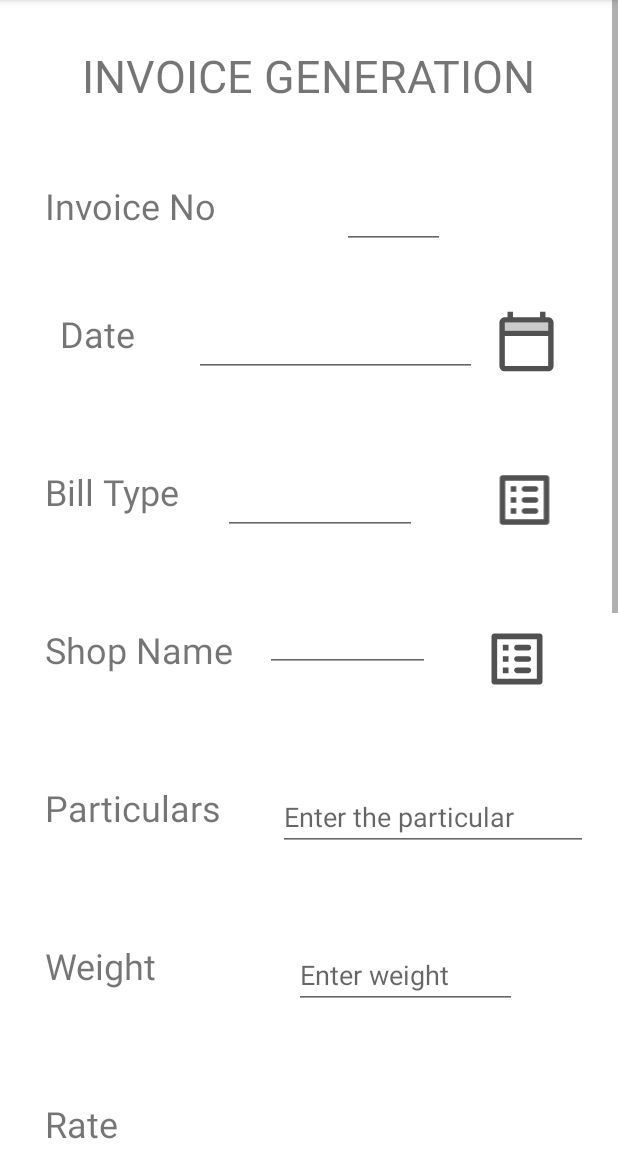
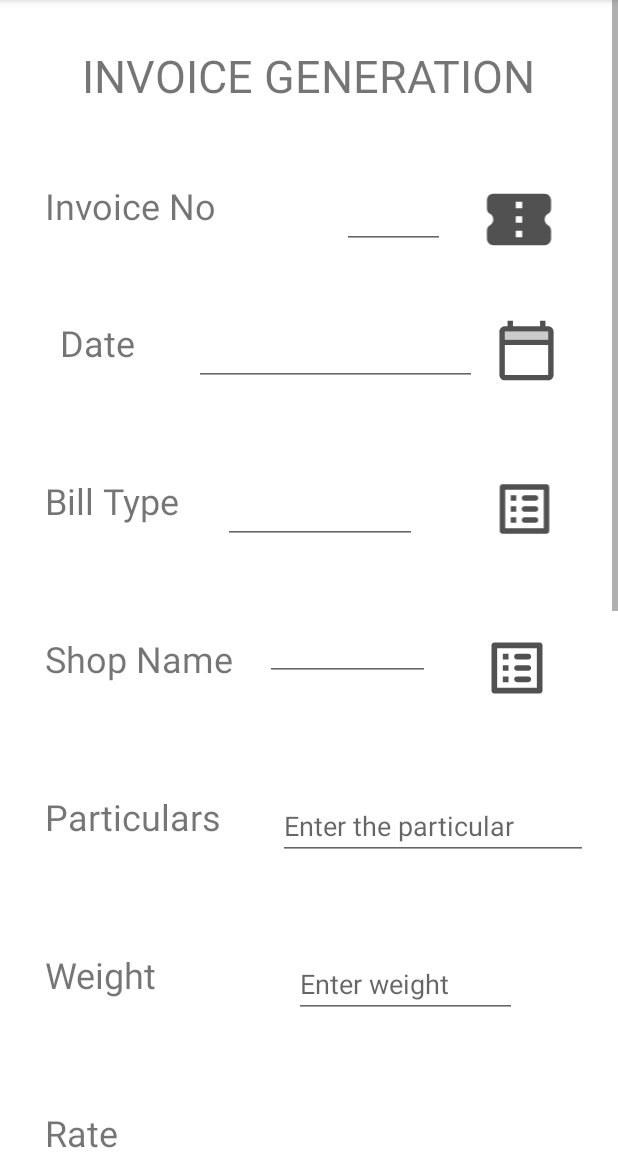
Before and after one commit to praveen4040/BillingApp, an Android app: the fragment GenerateBill placed in its activity, on a phone screen of 412 x 824 dp, the part 84-1236 px from its top. Run offline under Robolectric (Android 15) with nearby library versions, the phone set to English and light mode, and no system bars; libraries missing offline, so code that uses them is left out: com.parse; Roboto replaces fonts that are not available here; 3 statements that could not run were skipped.

```diff
--- a/app/src/main/java/com/example/billingapp/GenerateBill.java
+++ b/app/src/main/java/com/example/billingapp/GenerateBill.java
@@ -53,7 +53,7 @@ public class GenerateBill extends Fragment{
 
     private static final int PERMISSION_REQUEST_CODE = 200;
     EditText type,shop,bamt,aamt,sgst,cgst,wgt,rate,stringp,date,inv_id;
-    ImageView bill,shop_list,cal;
+    ImageView bill,shop_list,cal,idImage;
     Button submit,find,update,delete;
     String table_name,address,gst;
     int billId=0;
@@ -88,7 +88,7 @@ public class GenerateBill extends Fragment{
         stringp=view.findViewById(R.id.stringp);
         sgst=view.findViewById(R.id.sgst);
         cgst=view.findViewById(R.id.cgst);
-
+        idImage=view.findViewById(R.id.idImage);
         shop=view.findViewById(R.id.shop);
         rate=view.findViewById(R.id.rate);
         date=view.findViewById(R.id.date);
@@ -101,7 +101,8 @@ public class GenerateBill extends Fragment{
                 Log.d("database",table_name);
             }
         });
-        inv_id.setOnClickListener(new View.OnClickListener() {
+
+        idImage.setOnClickListener(new View.OnClickListener() {
             @Override
             public void onClick(View view) {
 
@@ -236,14 +237,14 @@ public class GenerateBill extends Fragment{
                                             @Override
                                             public void done(ParseException e) {
                                                 if (e == null) {
-
+                                                    createPdf(table_name);
                                                     Toast.makeText(getContext(), "Bill Updated successfully", Toast.LENGTH_SHORT).show();
                                                 } else {
                                                     Toast.makeText(getContext(), e.getMessage(), Toast.LENGTH_SHORT).show();
                                                 }
                                             }
                                         });
-                                        createPdf(table_name);
+
                                     }
                                 }
                             });
@@ -427,6 +428,8 @@ public class GenerateBill extends Fragment{
         c.drawText("To: ",70,240,title);
         String ad[]=address.split(",");
         int j=240;
+        c.drawText("Date",370,j,paint);
+        c.drawText(date.getText().toString(),500,j,paint);
         for(int i=0;i<ad.length;i++)
         {
             c.drawText(ad[i],200,j,paint);
@@ -458,7 +461,8 @@ public class GenerateBill extends Fragment{
         c.drawText("IFSC Code:  ",70,660,paint);
         c.drawText(ifcs,200,660,paint);
         c.drawText("Total Rs: ",450,600,paint);
-        c.drawText(bamt.getText().toString(),550,600,paint);
+        Double bmt=Double.parseDouble(bamt.getText().toString());
+        c.drawText(String.format("%.2f",bmt),550,600,paint);
         c.drawText("CGST : ",450,620,paint);
         c.drawText(cgst.getText().toString(),550,620,paint);
         c.drawText("SGST : ",450,640,paint);
--- /dev/null
+++ b/app/src/main/res/drawable/ic_round_confirmation_number_24.xml
@@ -0,0 +1,5 @@
+<vector android:height="24dp" android:tint="#525151"
+    android:viewportHeight="24" android:viewportWidth="24"
+    android:width="24dp" xmlns:android="http://schemas.android.com/apk/res/android">
+    <path android:fillColor="@android:color/white" android:pathData="M22,8.54L22,6c0,-1.1 -0.9,-2 -2,-2L4,4c-1.1,0 -1.99,0.89 -1.99,2v2.54c0,0.69 0.33,1.37 0.94,1.69C3.58,10.58 4,11.24 4,12s-0.43,1.43 -1.06,1.76c-0.6,0.33 -0.94,1.01 -0.94,1.7L2,18c0,1.1 0.9,2 2,2h16c1.1,0 2,-0.9 2,-2v-2.54c0,-0.69 -0.34,-1.37 -0.94,-1.7 -0.63,-0.34 -1.06,-1 -1.06,-1.76s0.43,-1.42 1.06,-1.76c0.6,-0.33 0.94,-1.01 0.94,-1.7zM13,17.5h-2v-2h2v2zM13,13h-2v-2h2v2zM13,8.5h-2v-2h2v2z"/>
+</vector>
--- a/app/src/main/res/layout/fragment_generate_bill.xml
+++ b/app/src/main/res/layout/fragment_generate_bill.xml
@@ -192,6 +192,18 @@
                         android:layout_toEndOf="@+id/textview1"
                         android:ems="5" />
 
+                    <ImageView
+                        android:id="@+id/idImage"
+                        android:layout_width="66dp"
+                        android:layout_height="51dp"
+                        android:layout_alignParentEnd="true"
+                        android:layout_marginStart="168dp"
+                        android:layout_marginEnd="12dp"
+                        android:layout_toEndOf="@+id/textview1"
+                        android:clickable="true"
+                        android:onClick="imageClick"
+                        android:src="@drawable/ic_round_confirmation_number_24" />
+
                 </RelativeLayout>
 
                 <!-- Repeat the above RelativeLayout for TextView and EditText 3-10 -->
@@ -232,7 +244,7 @@
                         android:layout_toEndOf="@+id/textview2"
                         android:clickable="true"
                         android:onClick="imageClick"
-                        android:src="@drawable/ic_twotone_calendar_today_24"/>
+                        android:src="@drawable/ic_twotone_calendar_today_24" />
 
                 </RelativeLayout>
 
```
